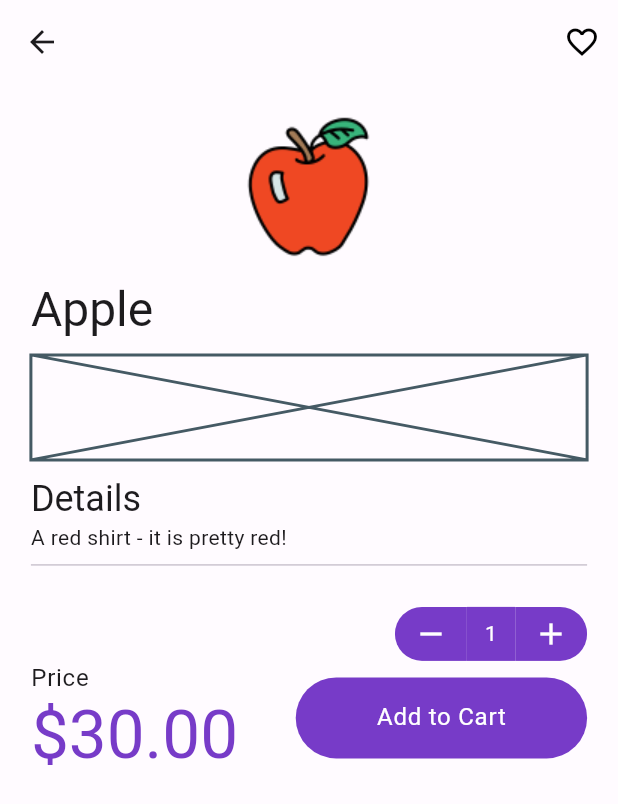
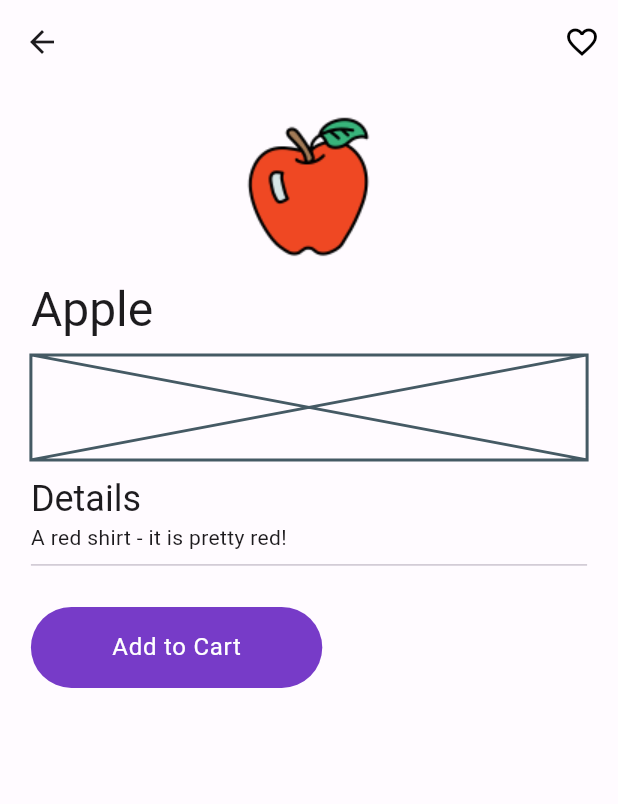
Before and after one commit to CemTitor/Tomming-List, a Flutter app: the screen it shows after launch, after a tap on the "add" icon, after a tap on the "remove" icon, after a tap on "Apple", on a phone screen of 412 x 824 dp. Shown: the top 804 px of the screen. Run offline on Flutter 3.47's test engine with Material 2 defaults, Android fonts, the phone set to English and light mode, and no system bars.

Commit message:
Product Detail Screen changed

```diff
--- a/lib/constants/routes_consts.dart
+++ b/lib/constants/routes_consts.dart
@@ -1,2 +1,3 @@
-const String homeScreen = "/home";
+const String homeScreenRoute = "/home";
+const String mainScreenRoute = "/main";
 const String productDetailScreenRoute = "/product-details";
--- a/lib/main.dart
+++ b/lib/main.dart
@@ -41,6 +41,7 @@ class MyApp extends StatelessWidget {
             themeMode: themeProvider.themeMode,
             routes: {
               ProductDetailsScreen.routeName: (ctx) => const ProductDetailsScreen(),
+              MainScreen.routeName: (ctx) => const MainScreen(),
             },
             home: const MainScreen(),
           );
--- a/lib/screens/home_screen.dart
+++ b/lib/screens/home_screen.dart
@@ -2,7 +2,6 @@ import 'package:flutter/material.dart';
 import 'package:provider/provider.dart';
 import 'package:shopping_cart_tom/providers/products_provider.dart';
 import 'package:shopping_cart_tom/widgets/product_item.dart';
-
 import '../providers/theme_provider.dart';
 
 class HomeScreen extends StatefulWidget {
--- a/lib/screens/main_screen.dart
+++ b/lib/screens/main_screen.dart
@@ -1,11 +1,14 @@
 import 'package:flutter/material.dart';
 import 'package:provider/provider.dart';
+import 'package:shopping_cart_tom/constants/routes_consts.dart';
 import 'package:shopping_cart_tom/providers/cart_provider.dart';
 import 'package:shopping_cart_tom/screens/cart_screen.dart';
 import 'package:shopping_cart_tom/screens/home_screen.dart';
 import 'package:shopping_cart_tom/screens/coupon_screen.dart';
 
 class MainScreen extends StatefulWidget {
+  static const routeName = mainScreenRoute;
+
   const MainScreen({super.key});
 
   @override
--- a/lib/screens/product_details_screen.dart
+++ b/lib/screens/product_details_screen.dart
@@ -15,16 +15,24 @@ class ProductDetailsScreen extends StatefulWidget {
 
 class _ProductDetailsScreenState extends State<ProductDetailsScreen> {
   bool _isFavorite = false;
-  int _quantity = 1;
 
   @override
   Widget build(BuildContext context) {
     final productId = ModalRoute.of(context)!.settings.arguments as String;
     final product = Provider.of<ProductsProvider>(context, listen: false)
         .findById(productId);
+    final cartProvider = Provider.of<CartProvider>(context);
+    final int _quantity = cartProvider.getItemQuantity(productId);
 
     return Scaffold(
       appBar: AppBar(
+        // automaticallyImplyLeading: false,
+        // leading: IconButton(
+        //   icon: const Icon(Icons.arrow_back),
+        //   onPressed: () {
+        //     Navigator.pushNamed(context, MainScreen.routeName);
+        //   },
+        // ),
         elevation: 0,
         actions: [
           IconButton(
@@ -67,91 +75,11 @@ class _ProductDetailsScreenState extends State<ProductDetailsScreen> {
                 thickness: 1,
               ),
               const SizedBox(height: 20),
-              Row(
-                mainAxisAlignment: MainAxisAlignment.end,
-                children: [
-                  ClipRRect(
-                    borderRadius: BorderRadius.only(
-                      topLeft: Radius.circular(20),
-                      bottomLeft: Radius.circular(20),
-                    ),
-                    child: Material(
-                      color: Theme.of(context).colorScheme.primary,
-                      child: InkWell(
-                        onTap: () {
-                          setState(() {
-                            if (_quantity > 1) _quantity--;
-                          });
-                        },
-                        child: Container(
-                          padding: EdgeInsets.symmetric(horizontal: 12, vertical: 6),
-                          child: Icon(
-                            Icons.remove,
-                            color: Colors.white,
-                          ),
-                        ),
-                      ),
-                    ),
-                  ),
-                  Container(
-                    padding: EdgeInsets.symmetric(horizontal: 12, vertical: 8),
-                    color: Theme.of(context).colorScheme.primary,
-                    child: Text(
-                      '$_quantity',
-                      style: TextStyle(color: Colors.white),
-                    ),
-                  ),
-                  ClipRRect(
-                    borderRadius: BorderRadius.only(
-                      topRight: Radius.circular(20),
-                      bottomRight: Radius.circular(20),
-                    ),
-                    child: Material(
-                      color: Theme.of(context).colorScheme.primary,
-                      child: InkWell(
-                        onTap: () {
-                          setState(() {
-                            _quantity++;
-                          });
-                        },
-                        child: Container(
-                          padding: EdgeInsets.symmetric(horizontal: 12, vertical: 6),
-                          child: Icon(
-                            Icons.add,
-                            color: Colors.white,
-                          ),
-                        ),
-                      ),
-                    ),
-                  ),
-                ],
-              )
-
-              ,
-              Row(
-                mainAxisAlignment: MainAxisAlignment.spaceBetween,
-                children: [
-
-                  Column(
-                    crossAxisAlignment: CrossAxisAlignment.start,
-                    children: [
-                      Text("Price",
-                          style: Theme.of(context).textTheme.bodyLarge),
-                      Text(
-                        '\$${product.price.toStringAsFixed(2)}',
-                        style: Theme.of(context)
-                            .textTheme
-                            .displayMedium
-                            ?.copyWith(
-                                color: Theme.of(context).colorScheme.primary),
-                      ),
-                    ],
-                  ),
-
+              if (_quantity == 0)
                 FilledButton(
                   onPressed: () {
-                      Provider.of<CartProvider>(context, listen: false)
-                          .addItem(product, _quantity);
+                    cartProvider.addItem(product, 1);
+                    setState(() {});
                     ScaffoldMessenger.of(context).showSnackBar(
                       SnackBar(
                         content:
@@ -160,8 +88,7 @@ class _ProductDetailsScreenState extends State<ProductDetailsScreen> {
                         action: SnackBarAction(
                           label: 'Undo',
                           onPressed: () {
-                              Provider.of<CartProvider>(context, listen: false)
-                                  .removeItem(product.id);
+                            cartProvider.removeItem(product.id);
                           },
                         ),
                       ),
@@ -176,6 +103,51 @@ class _ProductDetailsScreenState extends State<ProductDetailsScreen> {
                           color: Theme.of(context).colorScheme.onSecondary),
                     ),
                   ),
+                )
+              else
+                Row(
+                  mainAxisAlignment: MainAxisAlignment.spaceBetween,
+                  children: [
+                    Column(
+                      crossAxisAlignment: CrossAxisAlignment.start,
+                      children: [
+                        Text("Price",
+                            style: Theme.of(context).textTheme.bodyLarge),
+                        Text(
+                          '\$${product.price.toStringAsFixed(2)}',
+                          style: Theme.of(context)
+                              .textTheme
+                              .displayMedium
+                              ?.copyWith(
+                              color:
+                              Theme.of(context).colorScheme.primary),
+                        ),
+                      ],
+                    ),
+                    Row(
+                      mainAxisAlignment: MainAxisAlignment.end,
+                      children: [
+                        IconButton(
+                          icon: Icon(Icons.remove, color: Colors.black),
+                          onPressed: () {
+                            setState(() {
+                              cartProvider.removeItemByQuantity(productId, 1);
+                            });
+                          },
+                        ),
+                        Text(
+                          '$_quantity',
+                          style: TextStyle(fontSize: 18),
+                        ),
+                        IconButton(
+                          icon: Icon(Icons.add, color: Colors.black),
+                          onPressed: () {
+                            setState(() {
+                              cartProvider.addItem(product, 1);
+                            });
+                          },
+                        ),
+                      ],
                     ),
                   ],
                 ),
```
Lines whose indentation alone changed are shown as unchanged.
